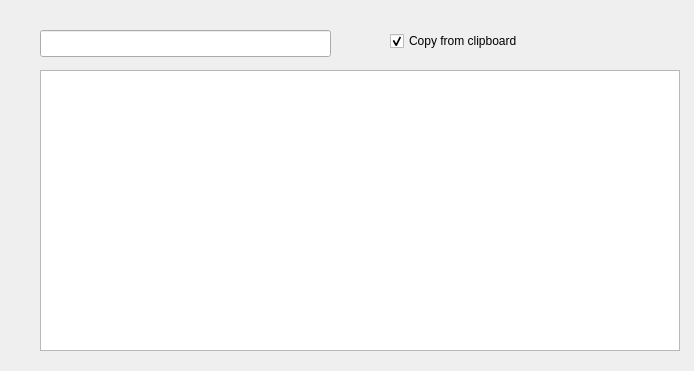
nebomuk/ThaiDictionary, file mainwindow.ui: the form before one commit.
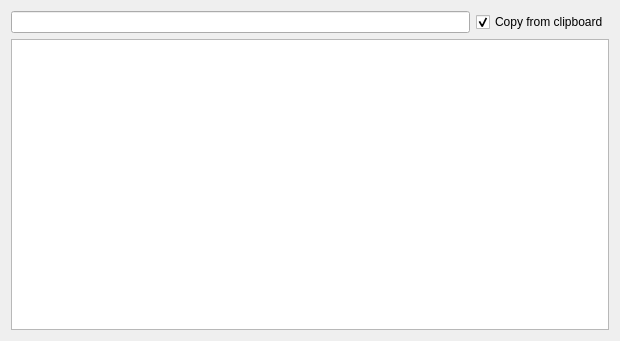
The form after the commit. Custom widgets are drawn as their Qt base class.

Commit message: fixed layout resizing

The edit to the form file:
```diff
--- a/mainwindow.ui
+++ b/mainwindow.ui
@@ -6,43 +6,26 @@
    <rect>
     <x>0</x>
     <y>0</y>
-    <width>694</width>
-    <height>371</height>
+    <width>620</width>
+    <height>341</height>
    </rect>
   </property>
   <property name="windowTitle">
    <string>MainWindow</string>
   </property>
   <widget class="QWidget" name="centralWidget">
-   <widget class="QTableView" name="tableView">
-    <property name="geometry">
-     <rect>
-      <x>40</x>
-      <y>70</y>
-      <width>640</width>
-      <height>281</height>
-     </rect>
-    </property>
-   </widget>
-   <widget class="LineEdit" name="lineEdit">
-    <property name="geometry">
-     <rect>
-      <x>40</x>
-      <y>30</y>
-      <width>291</width>
-      <height>27</height>
-     </rect>
-    </property>
-   </widget>
+   <property name="sizePolicy">
+    <sizepolicy hsizetype="Expanding" vsizetype="Expanding">
+     <horstretch>0</horstretch>
+     <verstretch>0</verstretch>
+    </sizepolicy>
+   </property>
+   <layout class="QGridLayout" name="gridLayout">
+    <item row="0" column="0">
+     <widget class="LineEdit" name="lineEdit"/>
+    </item>
+    <item row="0" column="1">
    <widget class="QCheckBox" name="checkBox">
-    <property name="geometry">
-     <rect>
-      <x>390</x>
-      <y>30</y>
-      <width>201</width>
-      <height>22</height>
-     </rect>
-    </property>
     <property name="text">
      <string>Copy from clipboard</string>
     </property>
@@ -50,6 +33,11 @@
      <bool>true</bool>
     </property>
    </widget>
+    </item>
+    <item row="1" column="0" colspan="2">
+     <widget class="QTableView" name="tableView"/>
+    </item>
+   </layout>
   </widget>
  </widget>
  <layoutdefault spacing="6" margin="11"/>
```
Lines whose indentation alone changed are shown as unchanged.
